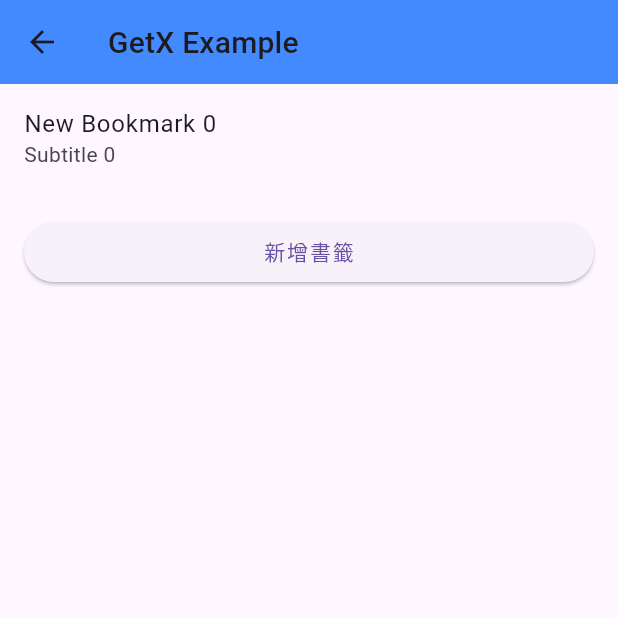
After one commit to JumBoJay06/FlutterExample, a Flutter app: the BookmarkGetXPage screen opened by its route, after a tap on "新增書籤", on a phone screen of 412 x 824 dp, the top half of it. The commit adds this screen. Run offline on Flutter 3.47's test engine with Material 3 defaults, Android fonts, the phone set to English and light mode, and no system bars; our stand-ins replace bloc, flutter_bloc, flutter_hooks, flutter_riverpod, freezed_annotation, get and 3 more; generated files the repository leaves out were written again.

Commit message:
feat: Add GetX example for state management
- Integrate GetX for state management in a new bookmark example.
- Add `get` dependency to `pubspec.yaml`.
- Create `BookmarkGetXPage` to display a list of bookmarks and an add button.
- Implement `BookmarkController` using `GetxController` to manage bookmark state with `RxList` and loading state with `RxBool`.
- Use `Obx` widgets to reactively update the UI based on controller state.
- Add a new route `/get_x` in `router_config.dart` for the GetX example page.
- Add a card to the `HomePage` to navigate to the GetX example.
- Include new localization strings for "GetX Example" title in English and Traditional Chinese.
- Update `README.md` to list GetX as an example.

Signed-off-by: jay.l@webglsoft.com <wenjeylin@linwenjiedeMacBook-Pro.local>

```diff
--- a/lib/config/router_config.dart
+++ b/lib/config/router_config.dart
@@ -3,6 +3,7 @@ import 'package:go_router/go_router.dart';
 import 'package:my_sample/config/app_config.dart';
 import 'package:my_sample/feature/bloc/bookmark_bloc_page.dart';
 import 'package:my_sample/feature/cubit/bookmark_cubit_page.dart';
+import 'package:my_sample/feature/get_x/bookmark_get_x_page.dart';
 import 'package:my_sample/feature/home.dart';
 import 'package:my_sample/feature/hooks/hooks_page.dart';
 import 'package:my_sample/feature/inherited_widget/inherited_widget.dart';
@@ -65,6 +66,13 @@ final router = GoRouter(
             return const HooksPage();
           },
         ),
+        // 一般來說有用 GetX 的話，會用 GetX 的路由
+        GoRoute(
+          path: 'get_x',
+          builder: (context, state) {
+            return const BookmarkGetXPage();
+          },
+        ),
       ],
     ),
   ],
--- /dev/null
+++ b/lib/feature/get_x/bookmark_controller.dart
@@ -0,0 +1,37 @@
+import 'package:get/get_rx/get_rx.dart';
+import 'package:get/get_state_manager/src/simple/get_controllers.dart';
+import 'package:my_sample/feature/provider/model/bookmark.dart';
+
+class BookmarkController extends GetxController {
+  // 使用 RxList 使書籤列表變為響應式的
+  var bookmarks = <Bookmark>[].obs;
+
+  // 模擬初始載入時的延遲和狀態
+  var isLoading = true.obs;
+
+  @override
+  void onInit() {
+    super.onInit();
+    _fetchInitialBookmarks();
+  }
+
+  Future<void> _fetchInitialBookmarks() async {
+    try {
+      isLoading.value = true;
+      // 模擬 API 呼叫
+      await Future.delayed(const Duration(seconds: 1));
+      // 初始為空列表
+      bookmarks.assignAll([]); // 清空並賦值一個新列表 (如果需要)
+      print("Bookmarks fetched/initialized.");
+    } catch (e) {
+      print("Error fetching bookmarks: $e");
+    } finally {
+      isLoading.value = false;
+    }
+  }
+
+  // 添加書籤的方法
+  void addBookmark(Bookmark newBookmark) {
+    bookmarks.add(newBookmark); // RxList 會自動通知監聽者更新
+  }
+}
--- /dev/null
+++ b/lib/feature/get_x/bookmark_get_x_page.dart
@@ -0,0 +1,111 @@
+import 'dart:io';
+
+import 'package:flutter/material.dart';
+import 'package:get/get_core/src/get_main.dart';
+import 'package:get/get_instance/get_instance.dart';
+import 'package:get/get_state_manager/src/rx_flutter/rx_obx_widget.dart';
+import 'package:my_sample/feature/get_x/bookmark_controller.dart';
+import 'package:my_sample/feature/provider/model/bookmark.dart';
+import 'package:my_sample/generated/l10n.dart';
+
+class BookmarkGetXPage extends StatelessWidget {
+  const BookmarkGetXPage({super.key});
+
+  @override
+  Widget build(BuildContext context) {
+    // 確保控制器已初始化。
+    // 如果是第一次，Get.put() 會創建它，否則會找到現有的實例。
+    Get.put(BookmarkController());
+
+    return Scaffold(
+      appBar: AppBar(
+        backgroundColor: Colors.blueAccent, // 來自 Riverpod 範例
+        centerTitle: Platform.isIOS,       // 來自 Riverpod 範例
+        title: Text(MyLocalizations.of(context).example_get_x_title), // MyLocalizations 的替代文字
+      ),
+      body: const CustomScrollView( // 使用 CustomScrollView，如同 Riverpod 範例
+        slivers: [
+          BookmarkListGetXWidget(),
+          SliverToBoxAdapter(child: BookmarkAddGetXWidget()), // 來自 Riverpod 範例
+        ],
+      ),
+    );
+  }
+}
+
+// 用於顯示書籤列表的 Widget
+class BookmarkListGetXWidget extends StatelessWidget {
+  const BookmarkListGetXWidget({super.key});
+
+  @override
+  Widget build(BuildContext context) {
+    // 找到已經被 put 的控制器
+    final BookmarkController controller = Get.find<BookmarkController>();
+
+    return Obx(() { // Obx 監聽控制器中的響應式變更
+      if (controller.isLoading.value) {
+        // 模仿 Riverpod 範例中的載入狀態
+        return const SliverToBoxAdapter(
+          child: Center(
+            child: Padding(
+              padding: EdgeInsets.all(16.0),
+              child: CircularProgressIndicator(),
+            ),
+          ),
+        );
+      }
+
+      return SliverList.separated(
+        itemCount: controller.bookmarks.length,
+        itemBuilder: (context, index) {
+          final bookmark = controller.bookmarks[index];
+          return ListTile(
+            title: Text(bookmark.title),
+            subtitle: Text(bookmark.subtitle),
+          );
+        },
+        separatorBuilder: (context, index) {
+          return const Divider();
+        },
+      );
+    });
+  }
+}
+
+// 「新增書籤」按鈕的 Widget
+class BookmarkAddGetXWidget extends StatelessWidget {
+  const BookmarkAddGetXWidget({super.key});
+
+  @override
+  Widget build(BuildContext context) {
+    final BookmarkController controller = Get.find<BookmarkController>();
+
+    // 這裡使用 Obx 是為了保持一致性，並允許未來按鈕的 UI 依賴於控制器狀態。
+    // 對於像這樣簡單的按鈕，如果其外觀不依賴於控制器狀態，
+    // 可能並非嚴格需要 Obx 僅僅是為了調用一個方法。
+    // 然而，Riverpod 範例中新增按鈕的顯示/狀態是依賴於主狀態的 .when。
+    // 在這裡，如果控制器可用，我們總是顯示按鈕。
+    return Padding(
+        padding: const EdgeInsets.all(16.0),
+        child: Obx(() { // 使用 Obx 以保持一致性並允許未來按鈕的狀態相關 UI
+          final data = controller.bookmarks;
+          final index = data.length;
+          final bookmark = Bookmark(
+            title: 'New Bookmark $index',
+            subtitle: 'Subtitle $index',
+          );
+          return ElevatedButton(
+            onPressed: controller.isLoading.value
+                ? null // 如果正在載入則禁用按鈕 (可選，類似 Riverpod 載入時的 SizedBox.shrink)
+                : () {
+              // 新增書籤的邏輯在 controller.addBookmark() 中
+              controller.addBookmark(bookmark);
+            },
+            // MyLocalizations.of(context).example_provider_add 的替代文字
+            child: const Text('新增書籤'),
+          );
+        }
+        )
+    );
+  }
+}
--- a/lib/feature/home.dart
+++ b/lib/feature/home.dart
@@ -95,6 +95,15 @@ class Home extends StatelessWidget {
                 },
               ),
             ),
+            Card(
+              child: ListTile(
+                title: Text(MyLocalizations.of(context).example_get_x_title),
+                onTap: () {
+                  // 使用 GoRouter 進行導航
+                  context.go('/get_x');
+                },
+              ),
+            ),
           ],
         ),
       ),
--- a/lib/l10n/intl_en.arb
+++ b/lib/l10n/intl_en.arb
@@ -14,5 +14,6 @@
   "example_riverpod_title": "Riverpod Example",
   "example_bloc_title": "Bloc Example",
   "example_cubit_title": "Cubit Example",
-  "example_hooks_title": "Hooks Example"
+  "example_hooks_title": "Hooks Example",
+  "example_get_x_title": "GetX Example"
 }
--- a/lib/l10n/intl_zh_TW.arb
+++ b/lib/l10n/intl_zh_TW.arb
@@ -14,5 +14,6 @@
   "example_riverpod_title": "Riverpod 範例",
   "example_bloc_title": "Bloc 範例",
   "example_cubit_title": "Cubit 範例",
-  "example_hooks_title": "Hooks 範例"
+  "example_hooks_title": "Hooks 範例",
+  "example_get_x_title": "GetX 範例"
 }
--- a/pubspec.yaml
+++ b/pubspec.yaml
@@ -48,6 +48,7 @@ dependencies:
   provider: ^6.1.5
   flutter_bloc: ^9.1.1
   flutter_hooks: ^0.21.2
+  get: ^4.7.2
 
 dev_dependencies:
   flutter_test:
```
Also changed, not shown: lib/generated/intl/messages_en.dart, lib/generated/intl/messages_zh_TW.dart, lib/generated/l10n.dart, pubspec.lock, 1 other file.
